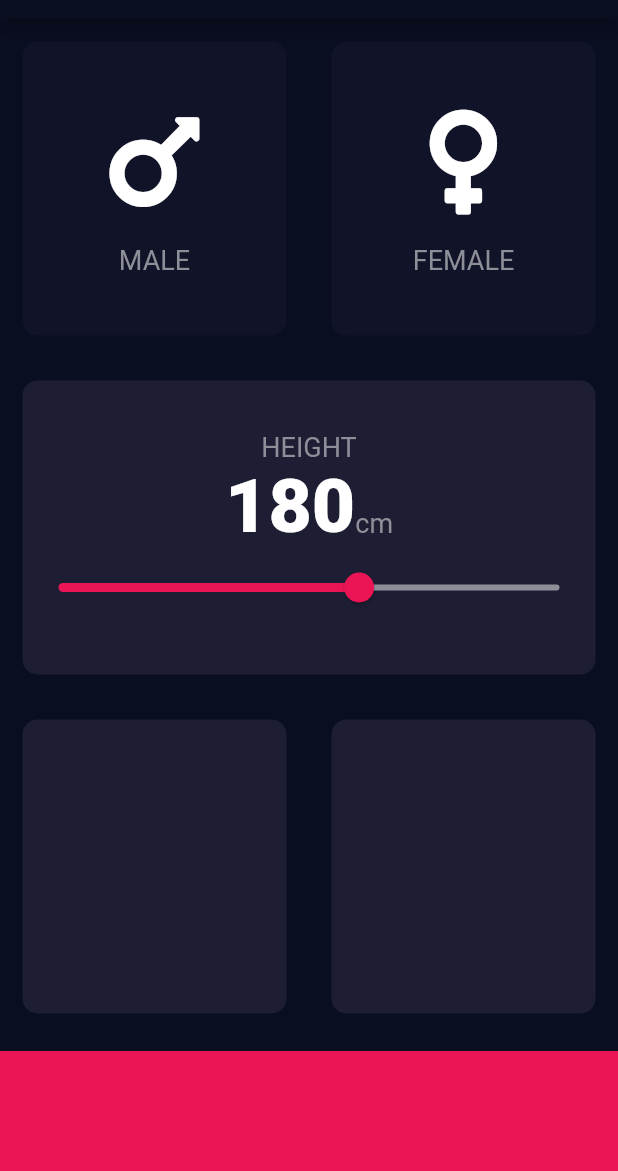
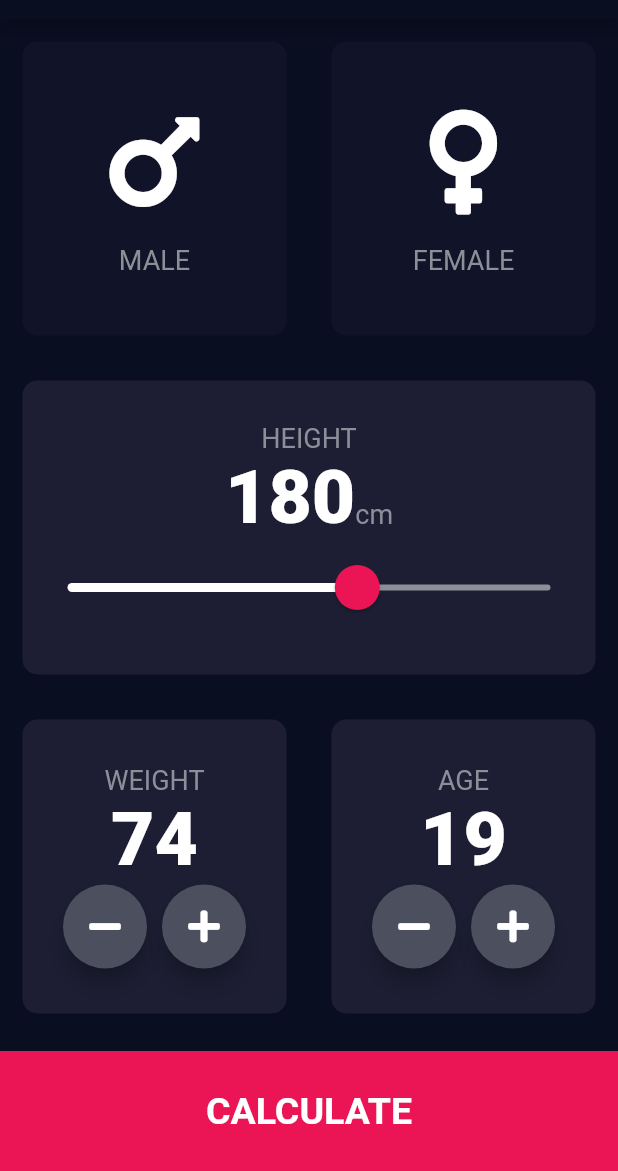
Before and after one commit to DavidGXR/bmi-calculator, a Flutter app: the screen it shows after launch, on a phone screen of 412 x 824 dp, the part 65-1236 px from its top. Run offline on Flutter 3.47's test engine with Material 2 defaults, Android fonts, the phone set to English and light mode, and no system bars; our stand-ins replace font_awesome_flutter.

Commit message:
Finish project

```diff
--- /dev/null
+++ b/lib/calculator_brain.dart
@@ -0,0 +1,38 @@
+import 'dart:math';
+
+class CalculatorBrain {
+
+  final int height;
+  final int weight;
+
+  double _bmi;
+
+  CalculatorBrain({this.height, this.weight});
+
+  String calculateBMI() {
+    this._bmi = weight / pow(height/100, 2);
+    return this._bmi.toStringAsFixed(1);
+  }
+
+  String getResult() {
+    if (this._bmi >= 25) {
+      return 'Overweight';
+    } else if (this._bmi > 18.5) {
+      return 'Normal';
+    } else {
+      return 'Underweight';
+    }
+
+  }
+
+  String getInterpretation() {
+    if (this._bmi >= 25) {
+      return 'You are overweight. Try to exercise more!';
+    } else if (this._bmi > 18.5) {
+      return 'Your weight is normal. Don\'t forget to do exercise daily to maintain healthy lifestyle.';
+    } else {
+      return 'You\'re underweight. Try to eat more!';
+    }
+  }
+
+}// End of class
--- /dev/null
+++ b/lib/components/bottom_button.dart
@@ -0,0 +1,35 @@
+import 'package:flutter/material.dart';
+import '../constants.dart';
+
+class BottomButton extends StatelessWidget {
+
+  final String title;
+  final Function onPress;
+
+  BottomButton({this.title, this.onPress});
+
+  @override
+  Widget build(BuildContext context) {
+    return GestureDetector(
+      onTap: () {
+        onPress();
+      },
+      child: Container(
+        height: kBottomContainerHeight,
+        width: double.infinity,
+        margin: EdgeInsets.only(top: 10.0),
+        color: kBottomContainerColor,
+        child: Center(
+          child: Text(
+            title,
+            style: TextStyle(
+                color: Colors.white,
+                fontWeight: FontWeight.bold,
+                fontSize: 25.0
+            ),
+          ),
+        ),
+      ),
+    );
+  }
+}
--- /dev/null
+++ b/lib/components/round_icon_button.dart
@@ -0,0 +1,26 @@
+import 'package:flutter/material.dart';
+
+class RoundIconButton extends StatelessWidget {
+
+  final IconData iconData;
+  final Function onTap;
+
+  RoundIconButton({this.iconData, this.onTap});
+
+  @override
+  Widget build(BuildContext context) {
+    return RawMaterialButton(
+      child: Icon(iconData),
+      elevation: 6.0,
+      onPressed: () {
+        onTap();
+      },
+      constraints: BoxConstraints.tightFor(
+          width: 56.0,
+          height: 56.0
+      ),
+      shape: CircleBorder(),
+      fillColor: Color(0xFF4C4F5E),
+    );
+  }
+}
--- a/lib/input_page.dart
+++ /dev/null
@@ -1,129 +0,0 @@
-import 'package:flutter/material.dart';
-import 'package:font_awesome_flutter/font_awesome_flutter.dart';
-import 'icon_content.dart';
-import 'reusable_card.dart';
-import 'constants.dart';
-
-enum Gender {
-  male,
-  female
-}
-
-class InputPage extends StatefulWidget {
-
-  @override
-  _InputPageState createState() => _InputPageState();
-}
-
-class _InputPageState extends State<InputPage> {
-
-  Gender selectedGender;
-  int height = 180;
-
-  @override
-  Widget build(BuildContext context) {
-    return Scaffold(
-      appBar: AppBar(
-        title: Text('BMI CALCULATOR'),
-        centerTitle: true,
-      ),
-      body: Column(
-        crossAxisAlignment: CrossAxisAlignment.stretch,
-        children: [
-          Expanded(
-            child: Row(
-              mainAxisAlignment: MainAxisAlignment.spaceBetween,
-              children: [
-                Expanded(
-                  child: ReusableCard(
-                    onPress: () {
-                      selectedGender = Gender.male;
-                      setState(() {
-                      });
-                    },
-                    color: selectedGender == Gender.male ? kActiveCardColour : kInactiveColour,
-                    cardChild: IconContent(icon: FontAwesomeIcons.mars, title: 'MALE'),
-                  ),
-                ),
-                Expanded(
-                  child: ReusableCard(
-                    onPress: () {
-                      selectedGender = Gender.female;
-                      setState(() {
-                      });
-                    },
-                    color: selectedGender == Gender.female ? kActiveCardColour : kInactiveColour,
-                    cardChild: IconContent(icon: FontAwesomeIcons.venus, title: 'FEMALE'),
-                  ),
-                ),
-              ],
-            ),
-          ),
-
-          Expanded(
-            child: ReusableCard(
-              cardChild: Column(
-                mainAxisAlignment: MainAxisAlignment.center,
-                children: [
-                  Text(
-                    'HEIGHT',
-                    style: kLabelTextStyle,
-                  ),
-                  Row(
-                    mainAxisAlignment: MainAxisAlignment.center,
-                    crossAxisAlignment: CrossAxisAlignment.baseline,
-                    textBaseline: TextBaseline.alphabetic,
-                    children: [
-                      Text(
-                        height.toString(),
-                        style: kNumberTextStyle,
-                      ),
-                      Text(
-                        'cm',
-                        style: kLabelTextStyle,
-                      )
-                    ],
-                  ),
-                  Slider(
-                    value: height.toDouble(),
-                    min: 120.0,
-                    max: 220.0,
-                    activeColor: kBottomContainerColor,
-                    inactiveColor: Color(0xFF8D8E98),
-                    onChanged: (double newValue) {
-                      setState(() {
-                        height = newValue.round();
-                      });
-                    },
-                  )
-                ],
-              ),
-              color: kActiveCardColour
-            ),
-          ),
-
-          Expanded(
-            child: Row(
-              mainAxisAlignment: MainAxisAlignment.spaceBetween,
-              children: [
-                Expanded(
-                  child: ReusableCard(color: kActiveCardColour),
-                ),
-                Expanded(
-                  child: ReusableCard(color: kActiveCardColour),
-                ),
-              ],
-            ),
-          ),
-
-          Container(
-            height: kBottomContainerHeight,
-            width: double.infinity,
-            margin: EdgeInsets.only(top: 10.0),
-            color: kBottomContainerColor,
-          )
-        ],
-      ),
-    );
-  }
-}
--- a/lib/main.dart
+++ b/lib/main.dart
@@ -1,5 +1,5 @@
 import 'package:flutter/material.dart';
-import 'input_page.dart';
+import 'screens/input_page.dart';
 
 void main() {
   runApp(MyApp());
--- /dev/null
+++ b/lib/screens/input_page.dart
@@ -0,0 +1,228 @@
+import 'package:bmi_calculator/screens/results_page.dart';
+import 'package:flutter/material.dart';
+import 'package:font_awesome_flutter/font_awesome_flutter.dart';
+import '../components/icon_content.dart';
+import '../components/reusable_card.dart';
+import '../constants.dart';
+import '../components/round_icon_button.dart';
+import '../components/bottom_button.dart';
+import 'package:bmi_calculator/calculator_brain.dart';
+
+enum Gender {
+  male,
+  female
+}
+
+class InputPage extends StatefulWidget {
+
+  @override
+  _InputPageState createState() => _InputPageState();
+}
+
+class _InputPageState extends State<InputPage> {
+
+  Gender selectedGender;
+  int height = 180;
+  int weight = 74;
+  int age    = 19;
+
+  @override
+  Widget build(BuildContext context) {
+    return Scaffold(
+      appBar: AppBar(
+        title: Text('BMI CALCULATOR'),
+        centerTitle: true,
+      ),
+      body: Column(
+        crossAxisAlignment: CrossAxisAlignment.stretch,
+        children: [
+          Expanded(
+            child: Row(
+              mainAxisAlignment: MainAxisAlignment.spaceBetween,
+              children: [
+                Expanded(
+                  child: ReusableCard(
+                    onPress: () {
+                      selectedGender = Gender.male;
+                      setState(() {
+                      });
+                    },
+                    color: selectedGender == Gender.male ? kActiveCardColour : kInactiveColour,
+                    cardChild: IconContent(icon: FontAwesomeIcons.mars, title: 'MALE'),
+                  ),
+                ),
+                Expanded(
+                  child: ReusableCard(
+                    onPress: () {
+                      selectedGender = Gender.female;
+                      setState(() {
+                      });
+                    },
+                    color: selectedGender == Gender.female ? kActiveCardColour : kInactiveColour,
+                    cardChild: IconContent(icon: FontAwesomeIcons.venus, title: 'FEMALE'),
+                  ),
+                ),
+              ],
+            ),
+          ),
+
+          Expanded(
+            child: ReusableCard(
+              cardChild: Column(
+                mainAxisAlignment: MainAxisAlignment.center,
+                children: [
+                  Text(
+                    'HEIGHT',
+                    style: kLabelTextStyle,
+                  ),
+                  Row(
+                    mainAxisAlignment: MainAxisAlignment.center,
+                    crossAxisAlignment: CrossAxisAlignment.baseline,
+                    textBaseline: TextBaseline.alphabetic,
+                    children: [
+                      Text(
+                        height.toString(),
+                        style: kNumberTextStyle,
+                      ),
+                      Text(
+                        'cm',
+                        style: kLabelTextStyle,
+                      )
+                    ],
+                  ),
+                  SliderTheme(
+                    data: SliderTheme.of(context).copyWith(
+                      activeTrackColor: Colors.white,
+                      thumbColor: kBottomContainerColor,
+                      overlayColor: Color(0x15EB1555),
+                      thumbShape: RoundSliderThumbShape(enabledThumbRadius: 15.0),
+                      overlayShape: RoundSliderOverlayShape(overlayRadius: 30.0)
+                    ),
+                    child: Slider(
+                      value: height.toDouble(),
+                      min: 120.0,
+                      max: 220.0,
+                      inactiveColor: Color(0xFF8D8E98),
+                      onChanged: (double newValue) {
+                        setState(() {
+                          height = newValue.round();
+                        });
+                      },
+                    ),
+                  )
+                ],
+              ),
+              color: kActiveCardColour
+            ),
+          ),
+
+          Expanded(
+            child: Row(
+              mainAxisAlignment: MainAxisAlignment.spaceBetween,
+              children: [
+                Expanded(
+                  child: ReusableCard(
+                    cardChild: Column(
+                      mainAxisAlignment: MainAxisAlignment.center,
+                      children: [
+                        Text(
+                          'WEIGHT',
+                          style: kLabelTextStyle,
+                        ),
+                        Text(
+                          this.weight.toString(),
+                          style: kNumberTextStyle,
+                        ),
+                        Row(
+                          mainAxisAlignment: MainAxisAlignment.center,
+                          children: [
+                            RoundIconButton(
+                              onTap: () {
+                                this.weight -= 1;
+                                setState(() {
+
+                                });
+                              },
+                              iconData: FontAwesomeIcons.minus,
+                            ),
+                            SizedBox(width: 10.0),
+                            RoundIconButton(
+                              onTap: () {
+                                this.weight += 1;
+                                setState(() {
+
+                                });
+                              },
+                              iconData: FontAwesomeIcons.plus
+                            )
+                          ],
+                        )
+                      ],
+                    ),
+                    color: kActiveCardColour,
+                  ),
+                ),
+                Expanded(
+                  child: ReusableCard(
+                      cardChild: Column(
+                        mainAxisAlignment: MainAxisAlignment.center,
+                        children: [
+                          Text(
+                            'AGE',
+                            style: kLabelTextStyle,
+                          ),
+                          Text(
+                            this.age.toString(),
+                            style: kNumberTextStyle,
+                          ),
+                          Row(
+                            mainAxisAlignment: MainAxisAlignment.center,
+                            children: [
+                              RoundIconButton(
+                                onTap: () {
+                                  this.age -= 1;
+                                  setState(() {
+
+                                  });
+                                },
+                                iconData: FontAwesomeIcons.minus,
+                              ),
+                              SizedBox(width: 10.0),
+                              RoundIconButton(
+                                  onTap: () {
+                                    this.age += 1;
+                                    setState(() {
+
+                                    });
+                                  },
+                                  iconData: FontAwesomeIcons.plus
+                              )
+                            ],
+                          )
+                        ],
+                      ),
+                      color: kActiveCardColour),
+                ),
+              ],
+            ),
+          ),
+
+          BottomButton(
+            title: "CALCULATE",
+            onPress: () {
+              CalculatorBrain cal = CalculatorBrain(height: this.height, weight: this.weight);
+              Navigator.push(
+                  context,
+                  MaterialPageRoute(builder: (context) => ResultPage(
+                    bmiResult: cal.calculateBMI() ,
+                    resultText: cal.getResult(),
+                    interpretation: cal.getInterpretation(),
+                  ))
+              );
+            }
+          )
+        ],
+      ),
+    );
+  }
+}
```
Also changed, not shown: lib/screens/results_page.dart (added, +91 -0 lines), lib/components/icon_content.dart (renamed from lib/icon_content.dart), lib/components/reusable_card.dart (renamed from lib/reusable_card.dart).
